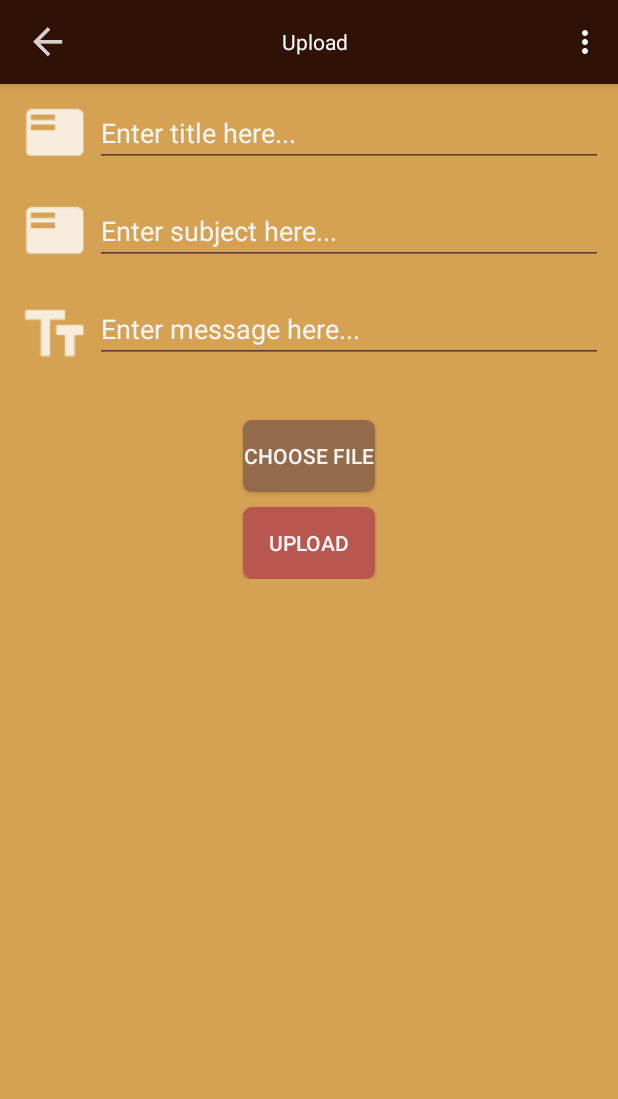
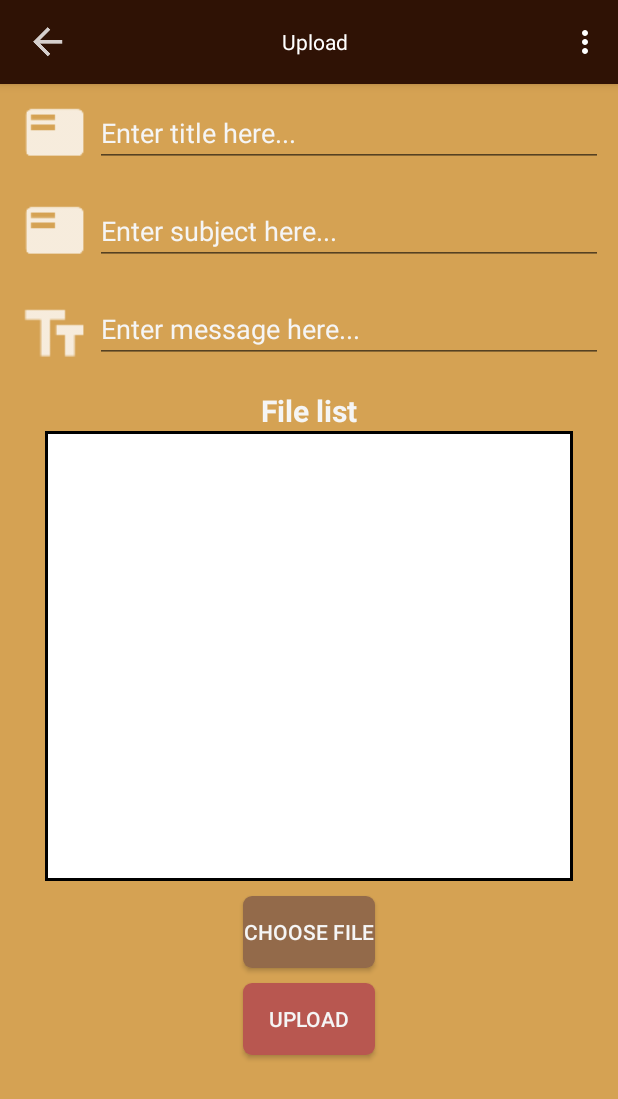
Before and after one commit to mickey0142/LecShare, an Android app: the screen it shows after launch (MainActivity), in the options menu, after a tap on "Upload", on a phone screen of 412 x 824 dp. Shown: the top 1099 px of the screen. Run offline under Robolectric (Android 15) with nearby library versions, the phone set to English and light mode, and no system bars; our stand-ins replace Firebase (no records; nobody signed in at launch, a user with empty details on screens opened directly).

Commit message:
fix can't upload without file bug fix sort by time bug update listview in upload and home page

```diff
--- a/app/src/main/java/com/kairanpa/se/lecshare/HomeFragment.java
+++ b/app/src/main/java/com/kairanpa/se/lecshare/HomeFragment.java
@@ -75,6 +75,7 @@ public class HomeFragment extends Fragment {
         final ProgressBar progressBar = getView().findViewById(R.id.home_progress_bar);
         progressBar.setVisibility(View.VISIBLE);
         final ListView lecNoteListView = getView().findViewById(R.id.home_lec_note_list);
+        lecNoteListView.setVisibility(View.GONE);
         fbStore.collection("LecNote").orderBy("title", Query.Direction.ASCENDING)
                 .get().addOnCompleteListener(new OnCompleteListener<QuerySnapshot>() {
             @Override
@@ -130,13 +131,11 @@ public class HomeFragment extends Fragment {
     public void initRefreshButton()
     {
         final ImageView refreshButton = getView().findViewById(R.id.home_refresh_button);
-        final ListView lecNoteListView = getView().findViewById(R.id.home_lec_note_list);
         refreshButton.setOnClickListener(new View.OnClickListener() {
             @Override
             public void onClick(View v) {
                 showLecNoteList();
                 refreshButton.setEnabled(false);
-                lecNoteListView.setVisibility(View.GONE);
             }
         });
     }
@@ -234,15 +233,6 @@ public class HomeFragment extends Fragment {
 //                    Log.d("test", "press profile");
 //                    Toast.makeText(getContext(), "page is not exist yet :3", Toast.LENGTH_SHORT).show();
 //                }
-                else if (itemId == R.id.menu_logout)
-                {
-                    Log.d("test", "press logout");
-                    fbAuth.signOut();
-                    getActivity().getSupportFragmentManager()
-                            .beginTransaction()
-                            .replace(R.id.main_view, new LoginFragment())
-                            .commit();
-                }
                 else if (itemId == R.id.menu_upload)
                 {
                     Bundle bundle = new Bundle();
@@ -253,6 +243,15 @@ public class HomeFragment extends Fragment {
                     ft.setTransition(FragmentTransaction.TRANSIT_FRAGMENT_OPEN);
                     ft.replace(R.id.main_view, uploadFragment).addToBackStack(null).commit();
                 }
+                else if (itemId == R.id.menu_logout)
+                {
+                    Log.d("test", "press logout");
+                    fbAuth.signOut();
+                    getActivity().getSupportFragmentManager()
+                            .beginTransaction()
+                            .replace(R.id.main_view, new LoginFragment())
+                            .commit();
+                }
                 return false;
             }
         });
--- a/app/src/main/java/com/kairanpa/se/lecshare/LecNoteListAdapter.java
+++ b/app/src/main/java/com/kairanpa/se/lecshare/LecNoteListAdapter.java
@@ -38,7 +38,7 @@ public class LecNoteListAdapter extends ArrayAdapter {
         title.setText(lecNote.get(position).getTitle());
         subject.setText(lecNote.get(position).getSubject());
         owner.setText(lecNote.get(position).getOwner());
-        date.setText(lecNote.get(position).getUploadTimeStamp());
+        date.setText(lecNote.get(position).UploadTimeReverse());
         return lecNoteItem;
     }
 }
--- a/app/src/main/res/layout/fragment_home.xml
+++ b/app/src/main/res/layout/fragment_home.xml
@@ -143,7 +143,9 @@
                     android:layout_marginTop="10dp"
                     android:background="@drawable/search_result_border"
                     android:padding="15dp"
-                    android:nestedScrollingEnabled="true"/>
+                    android:nestedScrollingEnabled="true"
+                    android:divider="#000000"
+                    android:dividerHeight="2dp"/>
 
             </LinearLayout>
 
--- a/app/src/main/res/layout/fragment_upload.xml
+++ b/app/src/main/res/layout/fragment_upload.xml
@@ -105,16 +105,35 @@
                     android:textColorHint="#F5F5F5" />
             </LinearLayout>
 
-            <ListView
-                android:id="@+id/upload_file_list"
-                android:layout_width="300dp"
+            <LinearLayout
+                android:layout_width="match_parent"
                 android:layout_height="wrap_content"
-                android:layout_gravity="center"
-                android:layout_marginTop="10dp"
-                android:background="@drawable/login_border"
-                android:paddingLeft="16dp">
+                android:paddingLeft="30dp"
+                android:paddingRight="30dp"
+                android:orientation="vertical">
 
-            </ListView>
+                <TextView
+                    android:layout_width="wrap_content"
+                    android:layout_height="wrap_content"
+                    android:text="File list"
+                    android:layout_gravity="center"
+                    android:textColor="#F5F5F5"
+                    android:textSize="20dp"
+                    android:textStyle="bold"/>
+
+                <ListView
+                    android:id="@+id/upload_file_list"
+                    android:layout_width="match_parent"
+                    android:layout_height="300dp"
+                    android:layout_gravity="center"
+                    android:background="@drawable/text_box"
+                    android:padding="15dp"
+                    android:divider="#000000"
+                    android:dividerHeight="2dp">
+
+                </ListView>
+
+            </LinearLayout>
 
             <Button
                 android:id="@+id/upload_choose_file_button"
@@ -132,19 +151,11 @@
                 android:layout_height="wrap_content"
                 android:layout_gravity="center"
                 android:layout_marginTop="10dp"
+                android:layout_marginBottom="10dp"
                 android:background="@drawable/login_signup"
                 android:text="upload"
                 android:textColor="#F5F5F5" />
 
-            <!--<Button-->
-            <!--android:id="@+id/upload_back_button"-->
-            <!--android:layout_width="wrap_content"-->
-            <!--android:layout_height="wrap_content"-->
-            <!--android:text="back to search page"-->
-            <!--android:layout_marginTop="10dp"-->
-            <!--android:background="@drawable/login_btn"-->
-            <!--android:layout_gravity="center"-->
-            <!--android:textColor="#FFFFFF"/>-->
         </LinearLayout>
     </ScrollView>
 
--- a/app/src/main/res/layout/fragment_view.xml
+++ b/app/src/main/res/layout/fragment_view.xml
@@ -83,7 +83,7 @@
                 android:layout_height="wrap_content"
                 android:background="@drawable/view_border"
                 android:textColor="#F5F5F5"
-                android:text="download all"
+                android:text="download all file"
                 android:padding="5dp"
                 android:layout_marginBottom="5dp"/>
 
```
Also changed, not shown: app/src/main/java/com/kairanpa/se/lecshare/SearchFragment.java (+10 -0 lines), app/src/main/java/com/kairanpa/se/lecshare/SearchResultFragment.java (+10 -0 lines), app/src/main/java/com/kairanpa/se/lecshare/UploadFragment.java (+18 -3 lines), app/src/main/java/com/kairanpa/se/lecshare/ViewFragment.java (+14 -0 lines), app/src/main/java/model/LecNote.java (+10 -1 lines), app/src/main/res/layout/fragment_file_list_item.xml (+10 -2 lines), app/src/main/res/layout/fragment_lec_note_list_item.xml (+42 -7 lines).
